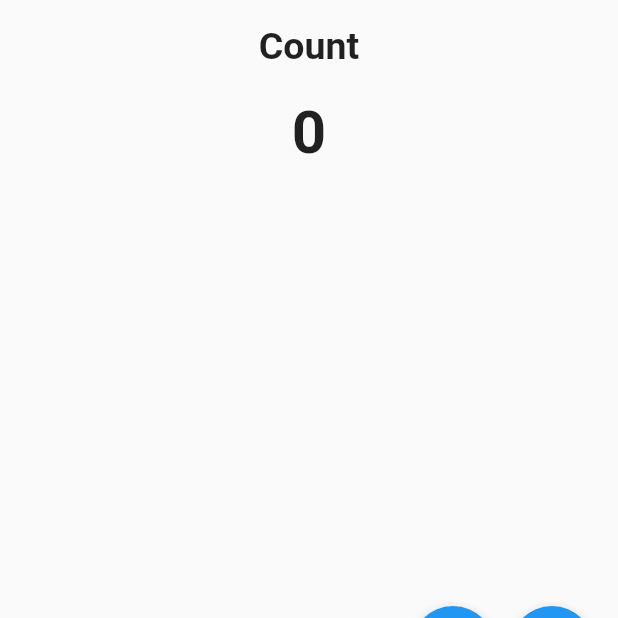
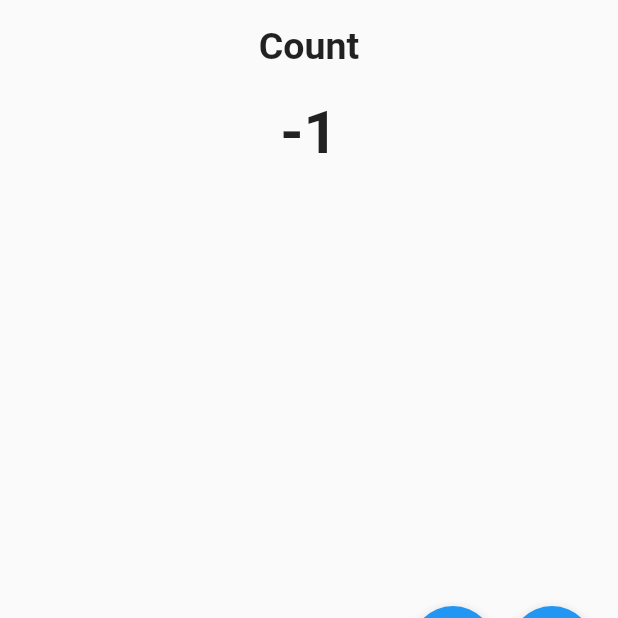
Before and after one commit to cromueloliver02/cubit_counter_app, a Flutter app: the screen it shows after launch, after a tap on the "remove" icon, on a phone screen of 412 x 824 dp, the part 522-1140 px from its top. Run offline on Flutter 3.47's test engine with Material 2 defaults, Android fonts, the phone set to English and light mode, and no system bars; our stand-ins replace bloc, equatable, flutter_bloc.

Commit message:
blocprovider and blocselector

```diff
--- a/lib/main.dart
+++ b/lib/main.dart
@@ -1,4 +1,6 @@
 import 'package:flutter/material.dart';
+import 'package:flutter_bloc/flutter_bloc.dart';
+import 'cubits/counter/counter_cubit.dart';
 
 void main() => runApp(const MyApp());
 
@@ -7,13 +9,16 @@ class MyApp extends StatelessWidget {
 
   @override
   Widget build(BuildContext context) {
-    return MaterialApp(
+    return BlocProvider<CounterCubit>(
+      create: (ctx) => CounterCubit(),
+      child: MaterialApp(
         title: 'Cubit Counter App',
         debugShowCheckedModeBanner: false,
         theme: ThemeData(
           primarySwatch: Colors.blue,
         ),
         home: const HomePage(),
+      ),
     );
   }
 }
@@ -27,20 +32,23 @@ class HomePage extends StatelessWidget {
       body: Center(
         child: Column(
           mainAxisSize: MainAxisSize.min,
-          children: const [
-            Text(
+          children: [
+            const Text(
               'Count',
               style: TextStyle(
                 fontSize: 25,
                 fontWeight: FontWeight.bold,
               ),
             ),
-            SizedBox(height: 20),
-            Text(
-              '0',
-              style: TextStyle(
+            const SizedBox(height: 20),
+            BlocSelector<CounterCubit, CounterState, int>(
+              selector: (state) => state.counter,
+              builder: (ctx, counter) => Text(
+                '$counter',
+                style: const TextStyle(
                   fontSize: 40,
                   fontWeight: FontWeight.bold,
+                ),
               ),
             ),
           ],
@@ -50,12 +58,12 @@ class HomePage extends StatelessWidget {
         mainAxisAlignment: MainAxisAlignment.end,
         children: [
           FloatingActionButton(
-            onPressed: () {},
+            onPressed: () => context.read<CounterCubit>().decrement(),
             child: const Icon(Icons.remove),
           ),
           const SizedBox(width: 10),
           FloatingActionButton(
-            onPressed: () {},
+            onPressed: () => context.read<CounterCubit>().increment(),
             child: const Icon(Icons.add),
           )
         ],
```
Lines whose indentation alone changed are shown as unchanged.
